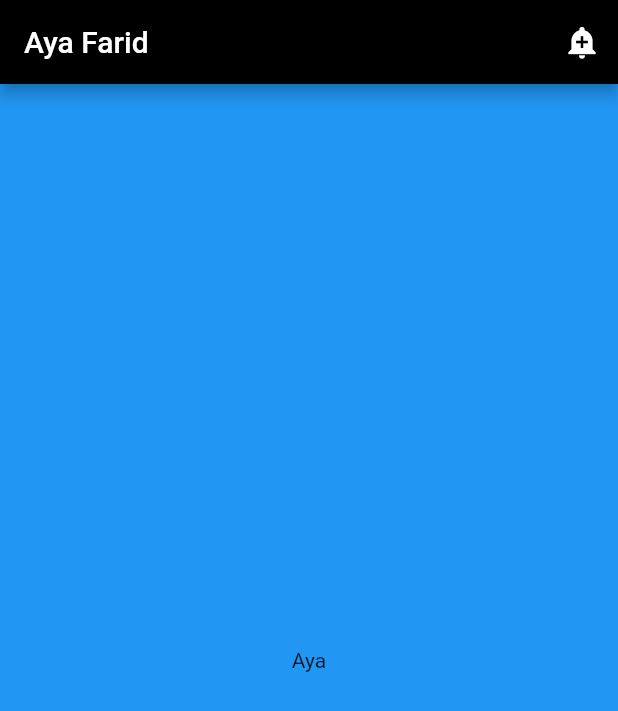
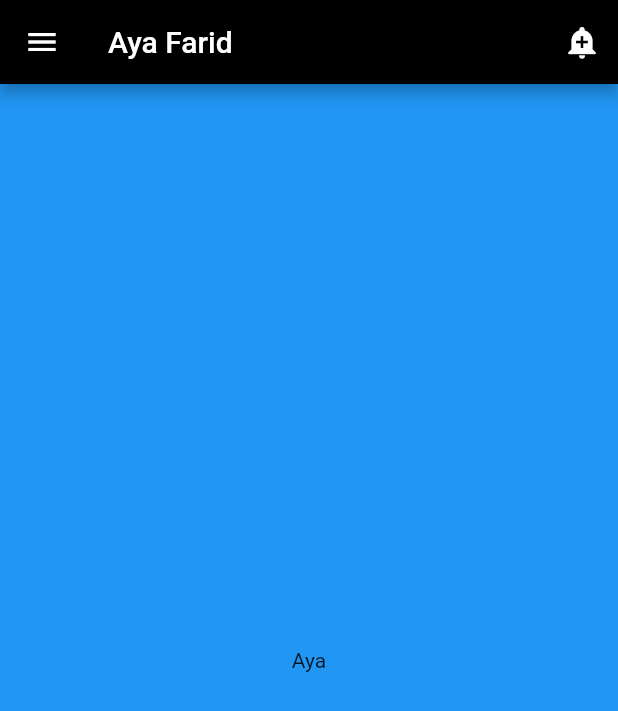
Before and after one commit to ayafarid/FlutterProjects, a Flutter app: the screen it shows after launch, on a phone screen of 412 x 824 dp. Shown: the top 711 px of the screen. Run offline on Flutter 3.47's test engine with Material 2 defaults, Android fonts, the phone set to English and light mode, and no system bars.

Commit message:
add a leading icon!

```diff
--- a/lib/main.dart
+++ b/lib/main.dart
@@ -10,6 +10,7 @@ class MyApp extends StatelessWidget{
       home: Scaffold(
         appBar: AppBar(
           backgroundColor: Colors.black,
+          leading: Icon(Icons.menu),
           title: const Text(
               'Aya Farid'
           ),
```
